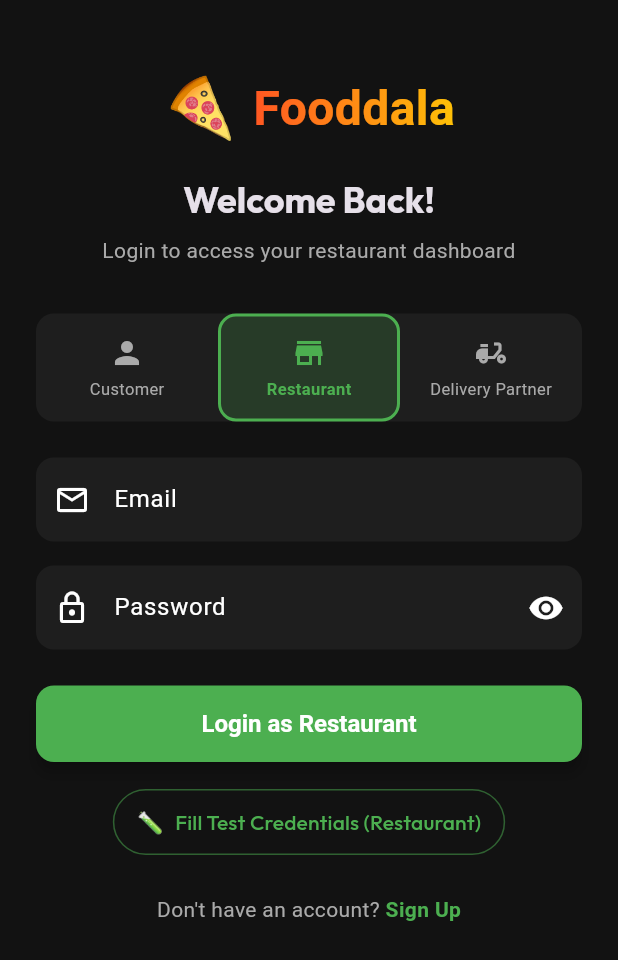
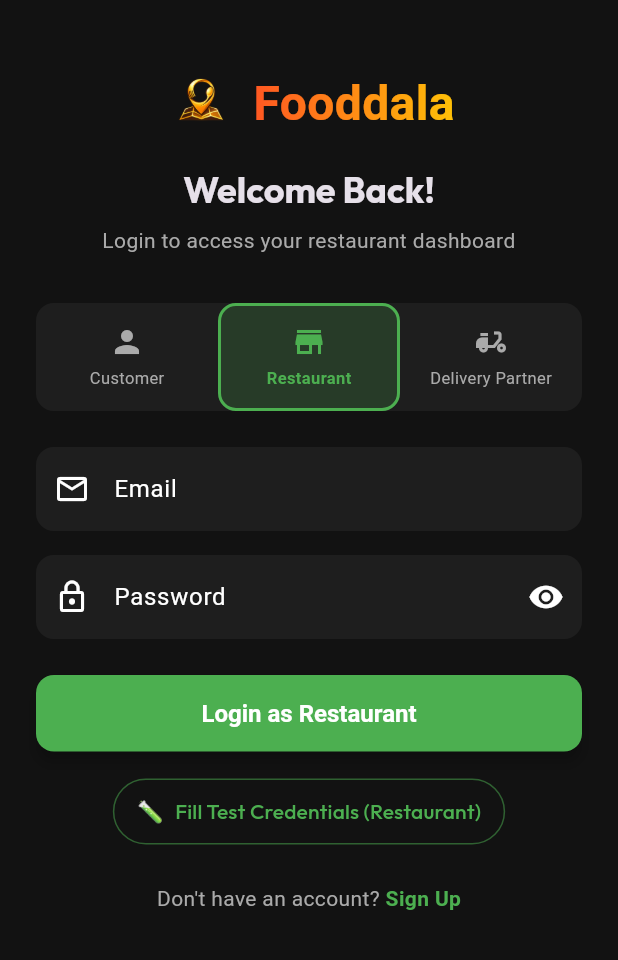
Before and after one commit to pashaarshad/fooddala, a Flutter app: the screen it shows after launch, after a tap on "Restaurant", on a phone screen of 412 x 824 dp. Shown: the top 960 px of the screen. Run offline on Flutter 3.47's test engine with Material 3 defaults, Android fonts, the light colour scheme and no system bars; our stand-ins replace geolocator, google_fonts, shared_preferences; accounts and stored records are empty; network calls fail.

Commit message:
ico cahnged

```diff
--- a/fooddala_app/lib/screens/auth_screen.dart
+++ b/fooddala_app/lib/screens/auth_screen.dart
@@ -125,7 +125,11 @@
                 Row(
                   mainAxisAlignment: MainAxisAlignment.center,
                   children: [
-                    const Text('🍕', style: TextStyle(fontSize: 40)),
+                    Image.asset(
+                      'assets/images/logo.png',
+                      height: 50,
+                      width: 50,
+                    ),
                     const SizedBox(width: 10),
                     ShaderMask(
                       shaderCallback: (bounds) => const LinearGradient(
--- a/fooddala_app/lib/screens/home_tab.dart
+++ b/fooddala_app/lib/screens/home_tab.dart
@@ -65,7 +65,7 @@
             title: Row(
               mainAxisSize: MainAxisSize.min,
               children: [
-                const Text('🍕', style: TextStyle(fontSize: 24)),
+                Image.asset('assets/images/logo.png', height: 28, width: 28),
                 const SizedBox(width: 8),
                 ShaderMask(
                   shaderCallback: (bounds) => const LinearGradient(
--- a/fooddala_app/lib/screens/splash_screen.dart
+++ b/fooddala_app/lib/screens/splash_screen.dart
@@ -62,7 +62,11 @@
                 child: Column(
                   mainAxisAlignment: MainAxisAlignment.center,
                   children: [
-                    const Text('🍕', style: TextStyle(fontSize: 80)),
+                    Image.asset(
+                      'assets/images/logo.png',
+                      height: 100,
+                      width: 100,
+                    ),
                     const SizedBox(height: 24),
                     ShaderMask(
                       shaderCallback: (bounds) => const LinearGradient(
--- a/fooddala_app/pubspec.yaml
+++ b/fooddala_app/pubspec.yaml
@@ -70,9 +70,8 @@
   uses-material-design: true
 
   # To add assets to your application, add an assets section, like this:
-  # assets:
-  #   - images/a_dot_burr.jpeg
-  #   - images/a_dot_ham.jpeg
+  assets:
+    - assets/images/
 
   # An image asset can refer to one or more resolution-specific "variants", see
   # https://flutter.dev/to/resolution-aware-images
```
Also changed, not shown: fooddala_app/lib/screens/profile_screen.dart (+4 -3 lines), fooddala_app/assets/images/coollogo.png (added), fooddala_app/assets/images/logo.png (added), fooddala_app/assets/images/logood.png (added), 26 other files.
